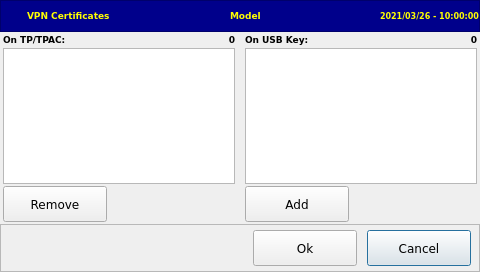
Before: the Qt Designer form managevpn.ui in MECTsrl/cloner, drawn with Qt 5.
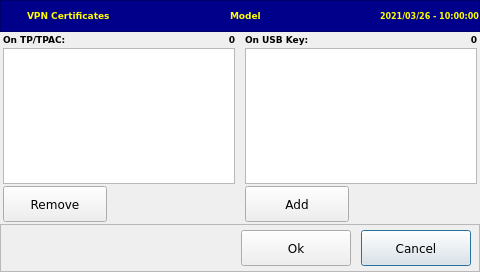
After: the same form once the commit is applied. Icons and pictures are not drawn.

```diff
--- a/managevpn.ui
+++ b/managevpn.ui
@@ -457,13 +457,13 @@
        <widget class="QPushButton" name="cmdOk">
         <property name="minimumSize">
          <size>
-          <width>104</width>
+          <width>110</width>
           <height>36</height>
          </size>
         </property>
         <property name="maximumSize">
          <size>
-          <width>104</width>
+          <width>110</width>
           <height>36</height>
          </size>
         </property>
@@ -489,13 +489,13 @@
        <widget class="QPushButton" name="cmdCancel">
         <property name="minimumSize">
          <size>
-          <width>104</width>
+          <width>110</width>
           <height>36</height>
          </size>
         </property>
         <property name="maximumSize">
          <size>
-          <width>104</width>
+          <width>110</width>
           <height>36</height>
          </size>
         </property>
```
Left out of the diff: 4 changed lines with no effect on the pictures.
